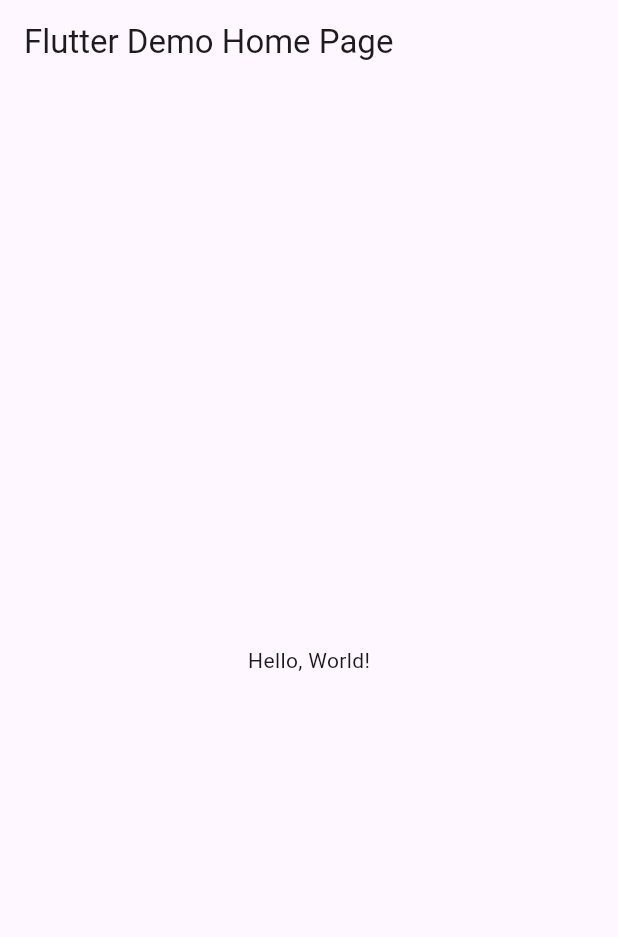
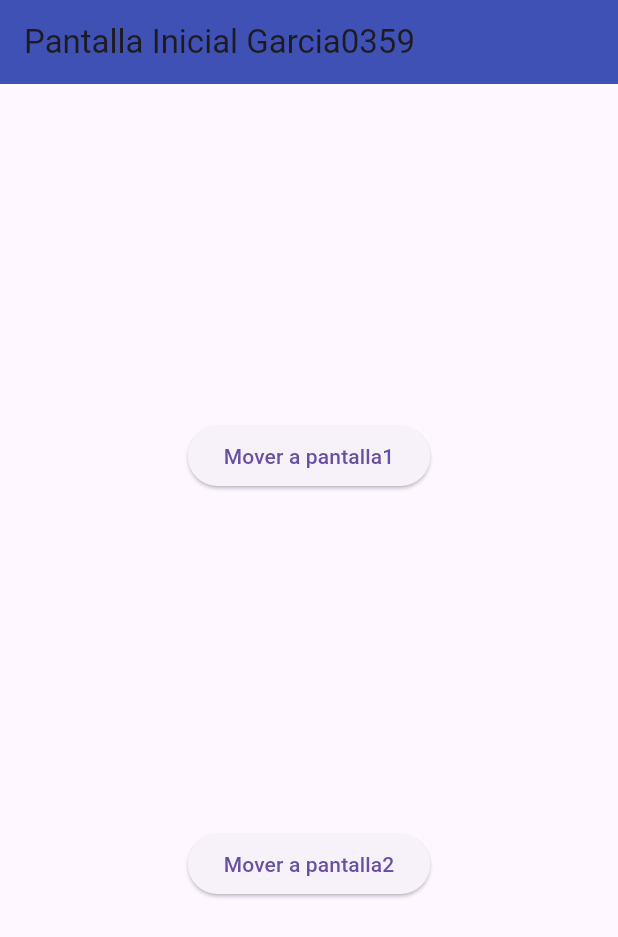
Before and after one commit to GarciaJ128/p15-RutasV2-0359, a Flutter app: the screen it shows after launch, on a phone screen of 412 x 824 dp. Shown: the top 937 px of the screen. Run offline on Flutter 3.47's test engine with Material 3 defaults, Android fonts, the phone set to English and light mode, and no system bars.

```diff
--- a/lib/main.dart
+++ b/lib/main.dart
@@ -1,43 +1,22 @@
 import 'package:flutter/material.dart';
+import 'package:garciaj0359/pantalla2_0359.dart';
+import 'package:garciaj0359/pantalla1_0359.dart';
+import 'package:garciaj0359/pantallainicial_0359.dart';
 
-void main() => runApp(MyApp());
+void main() => runApp(MiApp0359());
 
-class MyApp extends StatelessWidget {
-  const MyApp({super.key});
-  // This widget is the root of your application.
+class MiApp0359 extends StatelessWidget {
+  const MiApp0359({Key? key}) : super(key: key);
   @override
   Widget build(BuildContext context) {
     return MaterialApp(
-      // Application name
-      title: 'Flutter Hello World',
-      // Application theme data, you can set the colors for the application as
-      // you want
-      theme: ThemeData(
-        // useMaterial3: true,
-        primarySwatch: Colors.blue,
-      ),
-      // A widget which will be started on application startup
-      home: MyHomePage(title: 'Flutter Demo Home Page'),
+      debugShowCheckedModeBanner: false,
+      initialRoute: "/",
+      routes: {
+        "/": (context) => PantallaInicial_0359(),
+        "/Pantalla1_0359": (context) => Pantalla1_0359(),
+        "/Pantalla2_0359": (context) => Pantalla2_0359(),
+      }, //Fin rutas de pagina
     );
-  }
-}
-
-class MyHomePage extends StatelessWidget {
-  final String title;
-  const MyHomePage({super.key, required this.title});
-
-  @override
-  Widget build(BuildContext context) {
-    return Scaffold(
-      appBar: AppBar(
-        // The title text which will be shown on the action bar
-        title: Text(title),
-      ),
-      body: Center(
-        child: Text(
-          'Hello, World!',
-        ),
-      ),
-    );
-  }
-}
+  } //Fin Widget
+} //Fin MiApp0359
--- /dev/null
+++ b/lib/pantalla1_0359.dart
@@ -0,0 +1,25 @@
+//Pantalla1_0359
+import 'package:flutter/material.dart';
+
+class Pantalla1_0359 extends StatelessWidget {
+  const Pantalla1_0359({Key? key}) : super(key: key);
+
+  @override
+  Widget build(BuildContext context) {
+    return Scaffold(
+      appBar: AppBar(
+        title: Text("Pantalla1 García0359"),
+        backgroundColor: Colors.teal,
+      ),
+      body: Center(
+        child: Column(
+          children: [
+            Container(
+              child: Text("Garcia EJEMPLO"),
+            )
+          ], //Niños
+        ),
+      ),
+    );
+  } //Fin widget
+} //Fin pantalla1
--- /dev/null
+++ b/lib/pantalla2_0359.dart
@@ -0,0 +1,28 @@
+//Pantalla2_0359
+
+import 'package:flutter/material.dart';
+
+class Pantalla2_0359 extends StatelessWidget {
+  const Pantalla2_0359({Key? key}) : super(key: key);
+
+  @override
+  Widget build(BuildContext context) {
+    return Scaffold(
+      appBar: AppBar(
+        title: Text("Pantalla 2 Garcia0359"),
+        backgroundColor: Colors.black,
+      ),
+      body: Center(
+        child: Column(
+          mainAxisAlignment: MainAxisAlignment.center,
+          children: [
+            ElevatedButton(
+              onPressed: () {}, //si presiona boton
+              child: Text("Pantalla"),
+            )
+          ],
+        ),
+      ),
+    );
+  } //Fin Widget
+} //Fin Pantalla2_0359
--- /dev/null
+++ b/lib/pantallainicial_0359.dart
@@ -0,0 +1,35 @@
+import 'package:flutter/material.dart';
+
+//PantallaInicial_0359
+class PantallaInicial_0359 extends StatelessWidget {
+  const PantallaInicial_0359({Key? key}) : super(key: key);
+
+  @override
+  Widget build(BuildContext context) {
+    return Scaffold(
+      appBar: AppBar(
+        title: Text("Pantalla Inicial Garcia0359"),
+        backgroundColor: Colors.indigo,
+      ),
+      body: Center(
+        child: Column(
+          mainAxisAlignment: MainAxisAlignment.spaceEvenly,
+          children: [
+            ElevatedButton(
+              onPressed: () {
+                Navigator.pushNamed(context, "/Pantalla1_0359");
+              },
+              child: const Text("Mover a pantalla1"),
+            ),
+            ElevatedButton(
+              onPressed: () {
+                Navigator.pushNamed(context, "/Pantalla2_0359");
+              },
+              child: const Text("Mover a pantalla2"),
+            ),
+          ], //Niños Widget
+        ),
+      ),
+    );
+  } //Fin Widget
+} //Fin PantallaInicial_0359
```
